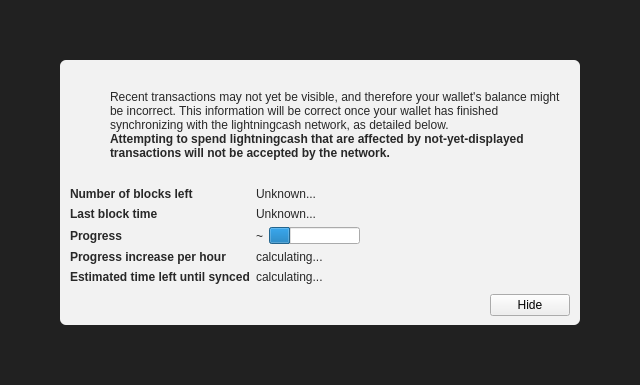
Above: src/qt/forms/modaloverlay.ui from MerlinMagic2018/Lightning-Cash before the change. Below: the same form after it.
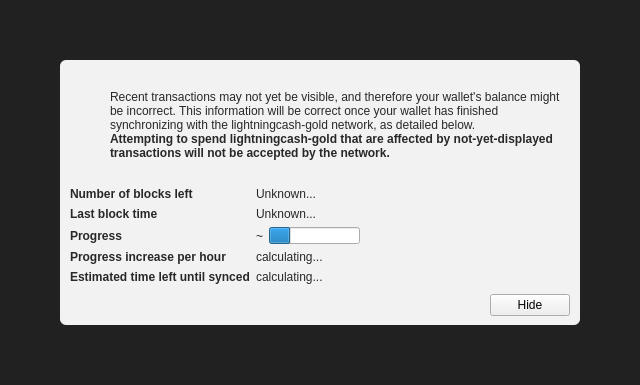
That is the form after the change. Icons and pictures are not drawn. Custom widgets are drawn as their Qt base class.

Commit message: LightningCash Gold first commit

```diff
--- a/src/qt/forms/modaloverlay.ui
+++ b/src/qt/forms/modaloverlay.ui
@@ -130,7 +130,7 @@
              <item>
               <widget class="QLabel" name="infoText">
                <property name="text">
-                <string>Recent transactions may not yet be visible, and therefore your wallet's balance might be incorrect. This information will be correct once your wallet has finished synchronizing with the lightningcash network, as detailed below.</string>
+                <string>Recent transactions may not yet be visible, and therefore your wallet's balance might be incorrect. This information will be correct once your wallet has finished synchronizing with the lightningcash-gold network, as detailed below.</string>
                </property>
                <property name="textFormat">
                 <enum>Qt::RichText</enum>
@@ -149,7 +149,7 @@
                 </font>
                </property>
                <property name="text">
-                <string>Attempting to spend lightningcash that are affected by not-yet-displayed transactions will not be accepted by the network.</string>
+                <string>Attempting to spend lightningcash-gold that are affected by not-yet-displayed transactions will not be accepted by the network.</string>
                </property>
                <property name="textFormat">
                 <enum>Qt::RichText</enum>
```
The commit also changes 222 other files.
